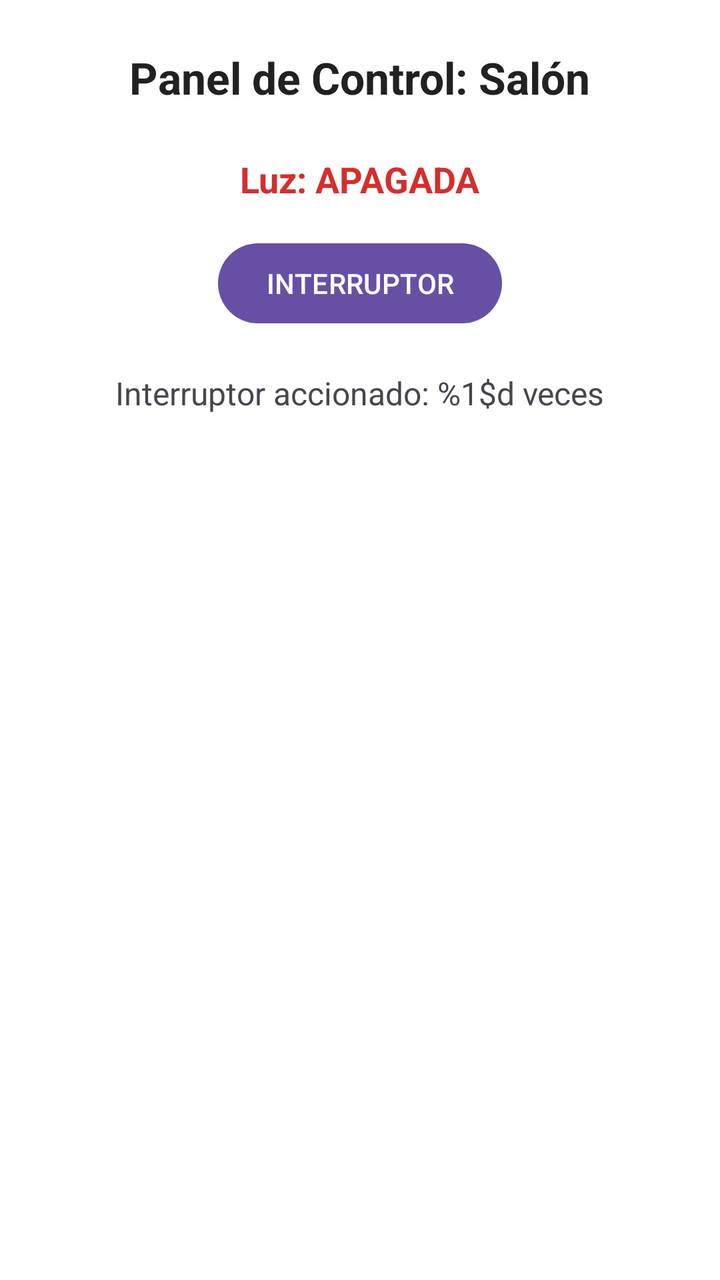
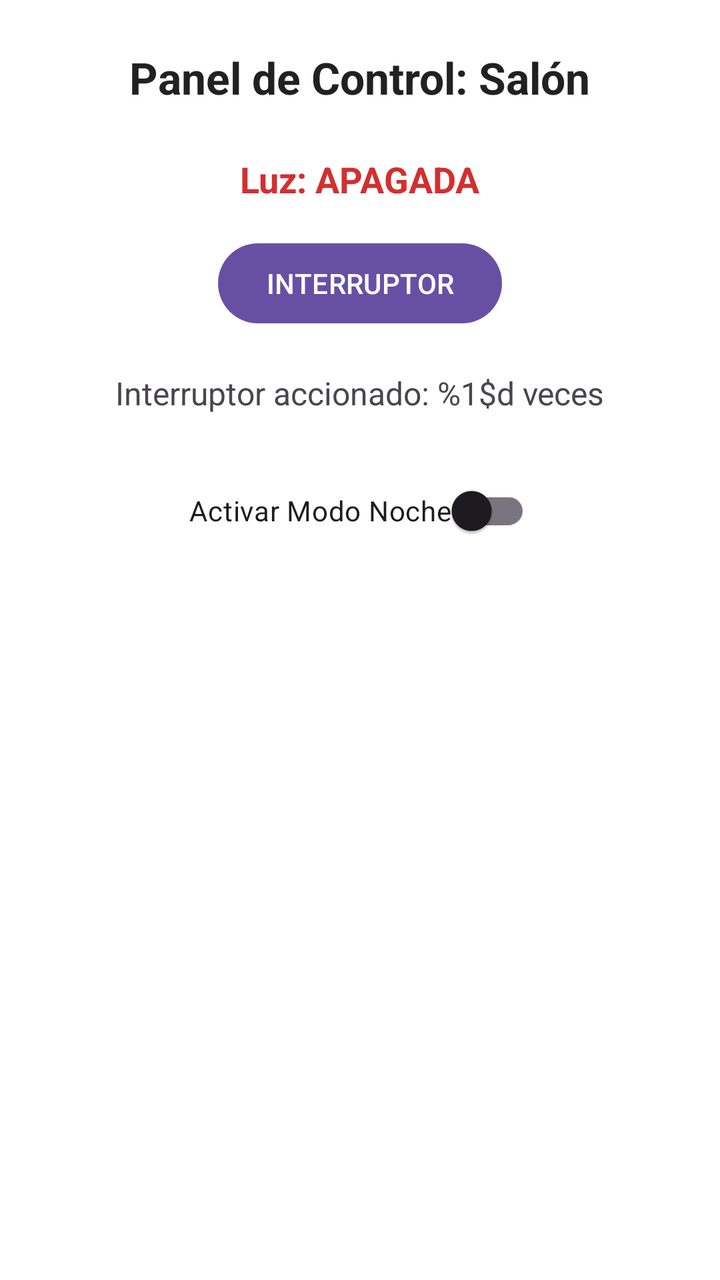

Two renders of the same Android screen: before a commit and after it. Below are the layout's source before the change and the commit's diff.
<!-- AndroidManifest.xml: application theme Theme.Smarthomelight -->
<!-- res/layout/activity_main.xml -->
<?xml version="1.0" encoding="utf-8"?>
<LinearLayout
    xmlns:android="http://schemas.android.com/apk/res/android"
    android:id="@+id/layoutRaiz"
    android:layout_width="match_parent"
    android:layout_height="match_parent"
    android:orientation="vertical"
    android:padding="24dp"
    android:gravity="center_horizontal"
    android:background="@color/fondo_claro">

    <TextView
        android:id="@+id/tvTitulo"
        android:layout_width="wrap_content"
        android:layout_height="wrap_content"
        android:text="@string/titulo_panel"
        android:textSize="22sp"
        android:textStyle="bold"
        android:textColor="@color/texto_claro"
        android:layout_marginBottom="24dp" />

    <TextView
        android:id="@+id/tvEstadoLuz"
        android:layout_width="wrap_content"
        android:layout_height="wrap_content"
        android:text="@string/estado_luz_apagada"
        android:textSize="18sp"
        android:textStyle="bold"
        android:textColor="@color/estado_apagado"
        android:layout_marginBottom="16dp" />

    <Button
        android:id="@+id/btnInterruptor"
        android:layout_width="wrap_content"
        android:layout_height="wrap_content"
        android:text="@string/btn_interruptor" />

    
    <TextView
        android:id="@+id/tvContador"
        android:layout_width="wrap_content"
        android:layout_height="wrap_content"
        android:layout_marginTop="20dp"
        android:text="@string/texto_contador"
        android:textSize="16sp" />

    

    

</LinearLayout>
<!-- resources referenced by this layout -->
<resources>
  <color name="estado_apagado">#D32F2F</color>
  <color name="fondo_claro">#FFFFFF</color>
  <color name="texto_claro">#212121</color>
  <string name="btn_interruptor">INTERRUPTOR</string>
  <string name="estado_luz_apagada">Luz: APAGADA</string>
  <string name="texto_contador">Interruptor accionado: %1$d veces</string>
  <string name="titulo_panel">Panel de Control: Salón</string>
  <style name="Theme.Smarthomelight" parent="Base.Theme.Smarthomelight" />
  <style name="Base.Theme.Smarthomelight" parent="Theme.Material3.DayNight.NoActionBar">
          
          
      </style>
</resources>

<!-- the commit's change to res/layout/activity_main.xml (unified diff, before → after) -->
@@ -45,6 +45,12 @@
         android:textSize="16sp" />
 
     
+    <androidx.appcompat.widget.SwitchCompat
+        android:id="@+id/switchModoNoche"
+        android:layout_width="wrap_content"
+        android:layout_height="wrap_content"
+        android:layout_marginTop="24dp"
+        android:text="@string/switch_modo_noche" />
 
     
 
<!-- resource entries referenced after the edit -->
@@ -5,6 +5,7 @@
   <color name="texto_claro">#212121</color>
   <string name="btn_interruptor">INTERRUPTOR</string>
   <string name="estado_luz_apagada">Luz: APAGADA</string>
+  <string name="switch_modo_noche">Activar Modo Noche</string>
   <string name="texto_contador">Interruptor accionado: %1$d veces</string>
   <string name="titulo_panel">Panel de Control: Salón</string>
   <style name="Theme.Smarthomelight" parent="Base.Theme.Smarthomelight" />
